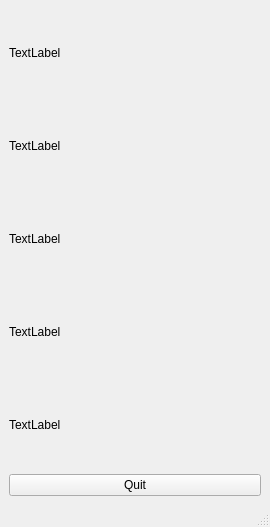
This is hpimon.ui in jjnurminen/hpimon as Qt 5 draws it before an edit. The edited form follows.
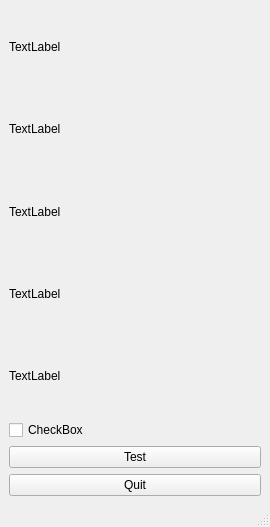
This is the edited form.

Commit message: threading experiments

Patch:
```diff
--- a/hpimon.ui
+++ b/hpimon.ui
@@ -52,6 +52,20 @@
         </property>
        </widget>
       </item>
+      <item>
+       <widget class="QCheckBox" name="checkBox">
+        <property name="text">
+         <string>CheckBox</string>
+        </property>
+       </widget>
+      </item>
+      <item>
+       <widget class="QPushButton" name="testButton">
+        <property name="text">
+         <string>Test</string>
+        </property>
+       </widget>
+      </item>
       <item>
        <widget class="QPushButton" name="btnQuit">
         <property name="text">
```
The commit also changes 1 other file.
